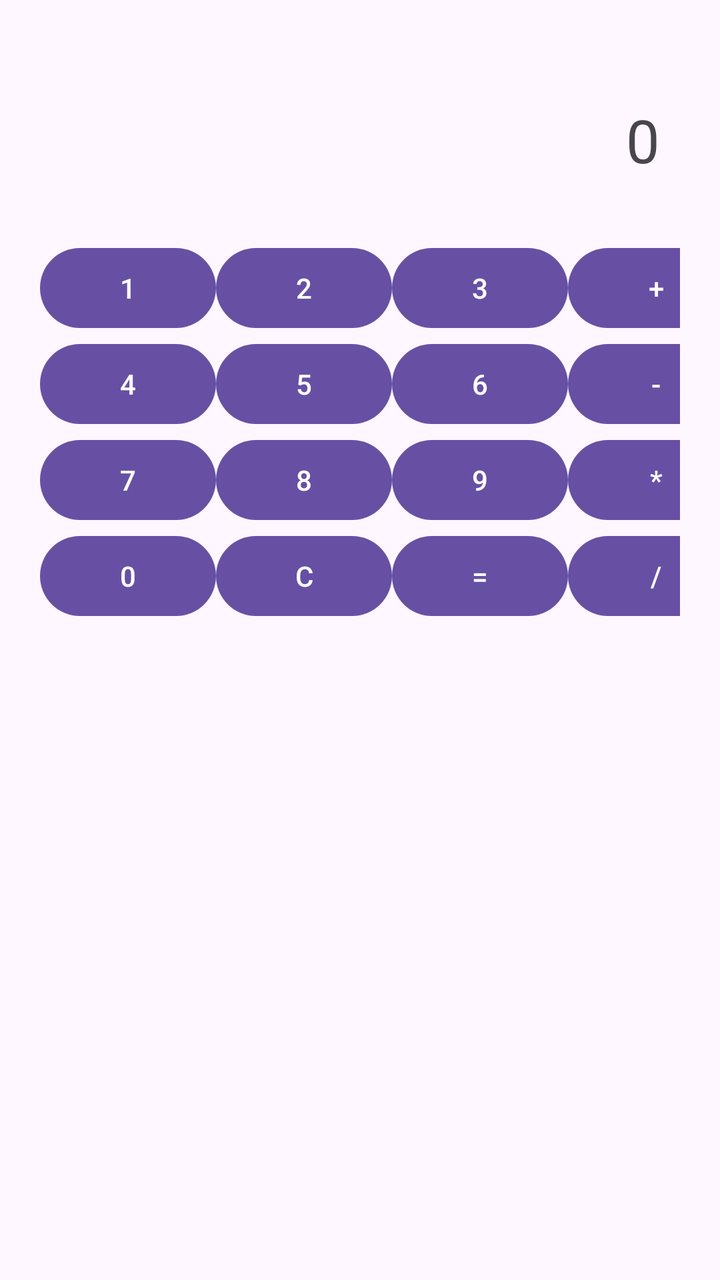
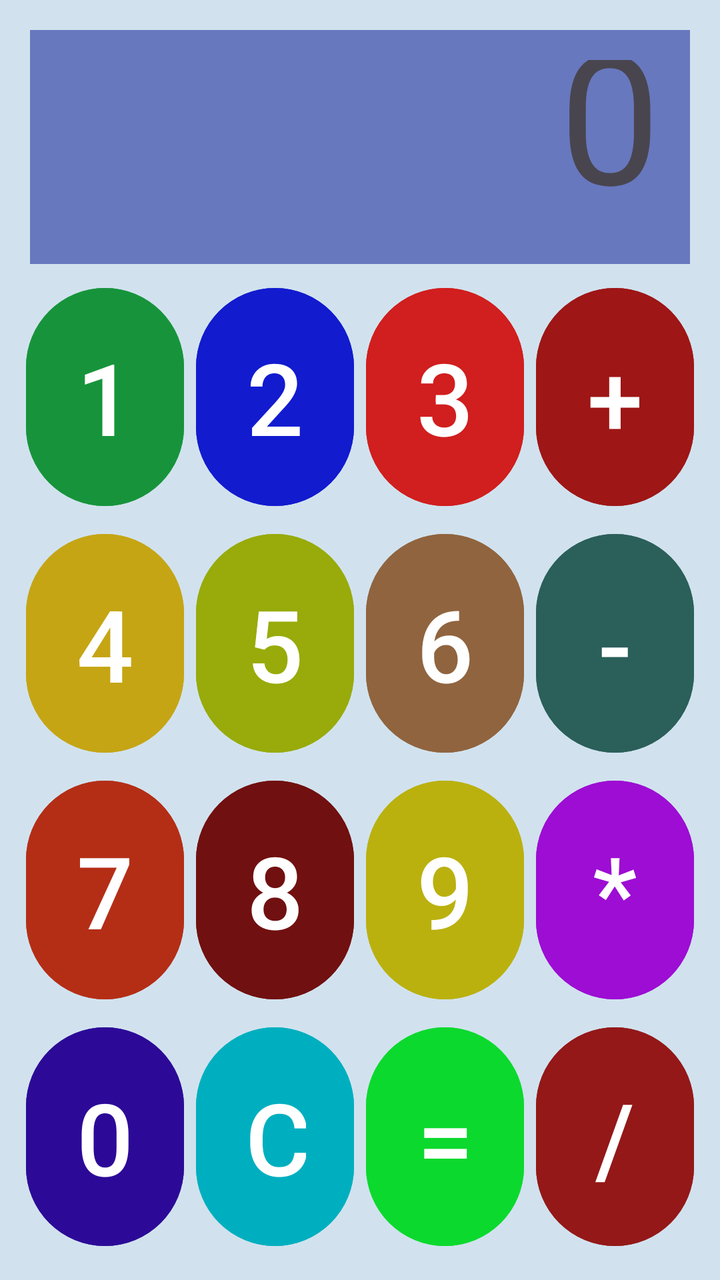

Compare the two renders of this Android layout. The source of the first and the diff that turns it into the second are given below.
<!-- AndroidManifest.xml: application theme Theme.Prgm_9_Calculator_GridLayout -->
<!-- res/layout/activity_main.xml -->
<?xml version="1.0" encoding="utf-8"?>
<GridLayout xmlns:android="http://schemas.android.com/apk/res/android"
    android:layout_width="match_parent"
    android:layout_height="match_parent"
    android:columnCount="4"
    android:padding="20dp">

    <TextView
        android:id="@+id/display"
        android:layout_width="match_parent"
        android:layout_height="100dp"
        android:layout_columnSpan="4"
        android:text="0"
        android:textSize="30sp"
        android:gravity="right|center_vertical"
        android:padding="10dp" />

    <Button
        android:id="@+id/one"
        android:text="1" />

    <Button
        android:id="@+id/two"
        android:text="2" />

    <Button
        android:id="@+id/three"
        android:text="3" />

    <Button
        android:id="@+id/add"
        android:text="+" />

    <Button
        android:id="@+id/four"
        android:text="4" />

    <Button
        android:id="@+id/five"
        android:text="5" />

    <Button
        android:id="@+id/six"
        android:text="6" />

    <Button
        android:id="@+id/subtract"
        android:text="-" />

    <Button
        android:id="@+id/seven"
        android:text="7" />

    <Button
        android:id="@+id/eight"
        android:text="8" />

    <Button
        android:id="@+id/nine"
        android:text="9" />

    <Button
        android:id="@+id/multiply"
        android:text="*" />

    <Button
        android:id="@+id/zero"
        android:text="0" />

    <Button
        android:id="@+id/clear"
        android:text="C" />

    <Button
        android:id="@+id/equal"
        android:text="=" />

    <Button
        android:id="@+id/divide"
        android:text="/" />

</GridLayout>
<!-- resources referenced by this layout -->
<resources>
  <style name="Theme.Prgm_9_Calculator_GridLayout" parent="Base.Theme.Prgm_9_Calculator_GridLayout" />
  <style name="Base.Theme.Prgm_9_Calculator_GridLayout" parent="Theme.Material3.DayNight.NoActionBar">
          
          
      </style>
</resources>

<!-- the commit's change to res/layout/activity_main.xml (unified diff, before → after) -->
@@ -2,81 +2,199 @@
 <GridLayout xmlns:android="http://schemas.android.com/apk/res/android"
     android:layout_width="match_parent"
     android:layout_height="match_parent"
+    android:background="#A0B8D6E4"
     android:columnCount="4"
-    android:padding="20dp">
+    android:rowCount="5"
+    android:padding="10dp">
 
     <TextView
         android:id="@+id/display"
-        android:layout_width="match_parent"
-        android:layout_height="100dp"
+        android:layout_width="0dp"
+        android:layout_height="0dp"
+        android:layout_rowWeight="1"
         android:layout_columnSpan="4"
+        android:layout_columnWeight="1"
+        android:layout_margin="5dp"
+        android:background="#83051692"
+        android:gravity="right|bottom"
+        android:padding="15dp"
         android:text="0"
-        android:textSize="30sp"
-        android:gravity="right|center_vertical"
-        android:padding="10dp" />
+        android:textSize="90sp" />
 
     <Button
         android:id="@+id/one"
-        android:text="1" />
+        android:layout_width="0dp"
+        android:layout_height="0dp"
+        android:layout_rowWeight="1"
+        android:layout_columnWeight="1"
+        android:layout_margin="3dp"
+        android:backgroundTint="#17943B"
+        android:text="1"
+        android:textSize="50sp" />
 
     <Button
         android:id="@+id/two"
-        android:text="2" />
+        android:layout_width="0dp"
+        android:layout_height="0dp"
+        android:layout_rowWeight="1"
+        android:layout_columnWeight="1"
+        android:layout_margin="3dp"
+        android:backgroundTint="#121BCE"
+        android:text="2"
+        android:textSize="50sp" />
 
     <Button
         android:id="@+id/three"
-        android:text="3" />
+        android:layout_width="0dp"
+        android:layout_height="0dp"
+        android:layout_rowWeight="1"
+        android:layout_columnWeight="1"
+        android:layout_margin="3dp"
+        android:backgroundTint="#D11E1E"
+        android:text="3"
+        android:textSize="50sp" />
 
     <Button
         android:id="@+id/add"
+        android:layout_width="0dp"
+        android:layout_height="0dp"
+        android:layout_columnWeight="1"
+        android:layout_rowWeight="1"
+        android:layout_margin="3dp"
+        android:backgroundTint="#9E1616"
+        android:textSize="50sp"
         android:text="+" />
 
     <Button
         android:id="@+id/four"
+        android:layout_width="0dp"
+        android:layout_height="0dp"
+        android:layout_columnWeight="1"
+        android:layout_rowWeight="1"
+        android:layout_margin="3dp"
+        android:backgroundTint="#C5A514"
+        android:textSize="50sp"
         android:text="4" />
 
     <Button
         android:id="@+id/five"
-        android:text="5" />
+        android:layout_width="0dp"
+        android:layout_height="0dp"
+        android:layout_rowWeight="1"
+        android:layout_columnWeight="1"
+        android:layout_margin="3dp"
+        android:backgroundTint="#98AB0A"
+        android:text="5"
+        android:textSize="50sp" />
 
     <Button
         android:id="@+id/six"
-        android:text="6" />
+        android:layout_width="0dp"
+        android:layout_height="0dp"
+        android:layout_rowWeight="1"
+        android:layout_columnWeight="1"
+        android:layout_margin="3dp"
+        android:backgroundTint="#90643E"
+        android:text="6"
+        android:textSize="50sp" />
 
     <Button
         android:id="@+id/subtract"
-        android:text="-" />
+        android:layout_width="0dp"
+        android:layout_height="0dp"
+        android:layout_rowWeight="1"
+        android:layout_columnWeight="1"
+        android:layout_margin="3dp"
+        android:backgroundTint="#2B5F5A"
+        android:text="-"
+        android:textSize="50sp" />
 
     <Button
         android:id="@+id/seven"
-        android:text="7" />
+        android:layout_width="0dp"
+        android:layout_height="0dp"
+        android:layout_rowWeight="1"
+        android:layout_columnWeight="1"
+        android:layout_margin="3dp"
+        android:backgroundTint="#B42E16"
+        android:text="7"
+        android:textSize="50sp" />
 
     <Button
         android:id="@+id/eight"
-        android:text="8" />
+        android:layout_width="0dp"
+        android:layout_height="0dp"
+        android:layout_rowWeight="1"
+        android:layout_columnWeight="1"
+        android:layout_margin="3dp"
+        android:backgroundTint="#711010"
+        android:text="8"
+        android:textSize="50sp" />
 
     <Button
         android:id="@+id/nine"
-        android:text="9" />
+        android:layout_width="0dp"
+        android:layout_height="0dp"
+        android:layout_rowWeight="1"
+        android:layout_columnWeight="1"
+        android:layout_margin="3dp"
+        android:backgroundTint="#BAB10F"
+        android:text="9"
+        android:textSize="50sp" />
 
     <Button
         android:id="@+id/multiply"
-        android:text="*" />
+        android:layout_width="0dp"
+        android:layout_height="0dp"
+        android:layout_rowWeight="1"
+        android:layout_columnWeight="1"
+        android:layout_margin="3dp"
+        android:backgroundTint="#9D0DD3"
+        android:text="*"
+        android:textSize="50sp" />
 
     <Button
         android:id="@+id/zero"
-        android:text="0" />
+        android:layout_width="0dp"
+        android:layout_height="0dp"
+        android:layout_rowWeight="1"
+        android:layout_columnWeight="1"
+        android:layout_margin="3dp"
+        android:backgroundTint="#2C0A97"
+        android:text="0"
+        android:textSize="50sp" />
 
     <Button
         android:id="@+id/clear"
-        android:text="C" />
+        android:layout_width="0dp"
+        android:layout_height="0dp"
+        android:layout_rowWeight="1"
+        android:layout_columnWeight="1"
+        android:layout_margin="3dp"
+        android:backgroundTint="#00AFBF"
+        android:text="C"
+        android:textSize="50sp" />
 
     <Button
         android:id="@+id/equal"
-        android:text="=" />
+        android:layout_width="0dp"
+        android:layout_height="0dp"
+        android:layout_rowWeight="1"
+        android:layout_columnWeight="1"
+        android:layout_margin="3dp"
+        android:backgroundTint="#0CD92D"
+        android:text="="
+        android:textSize="50sp" />
 
     <Button
         android:id="@+id/divide"
-        android:text="/" />
+        android:layout_width="0dp"
+        android:layout_height="0dp"
+        android:layout_rowWeight="1"
+        android:layout_columnWeight="1"
+        android:layout_margin="3dp"
+        android:backgroundTint="#941818"
+        android:text="/"
+        android:textSize="50sp" />
 
 </GridLayout>
